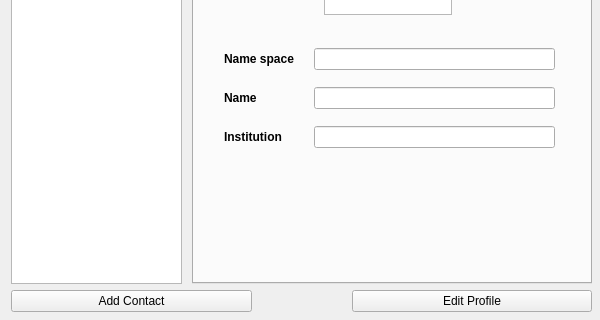
Old version of the form src/contactpanel.ui in the repository named-data/ChronoChat; both pictures show x 0 to 600 and y 160 to 480 of the 600 by 480 pixel window.
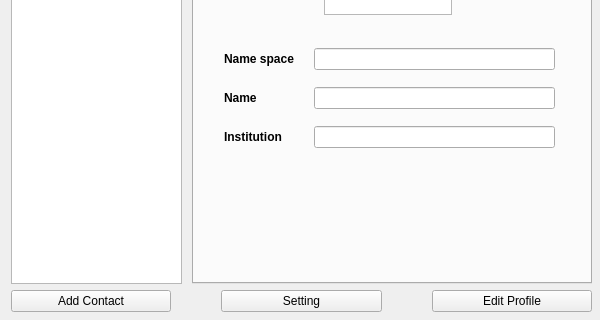
New version of the form.

Diff of the .ui file:
```diff
--- a/src/contactpanel.ui
+++ b/src/contactpanel.ui
@@ -253,9 +253,9 @@
      </layout>
     </item>
     <item>
-     <layout class="QHBoxLayout" name="ButtonsLayout" stretch="1,1">
+     <layout class="QHBoxLayout" name="ButtonsLayout" stretch="1,1,1">
       <property name="spacing">
-       <number>100</number>
+       <number>50</number>
       </property>
       <item>
        <widget class="QPushButton" name="AddContactButton">
@@ -264,6 +264,13 @@
         </property>
        </widget>
       </item>
+      <item>
+       <widget class="QPushButton" name="settingButton">
+        <property name="text">
+         <string>Setting</string>
+        </property>
+       </widget>
+      </item>
       <item>
        <widget class="QPushButton" name="EditProfileButton">
         <property name="text">
```
